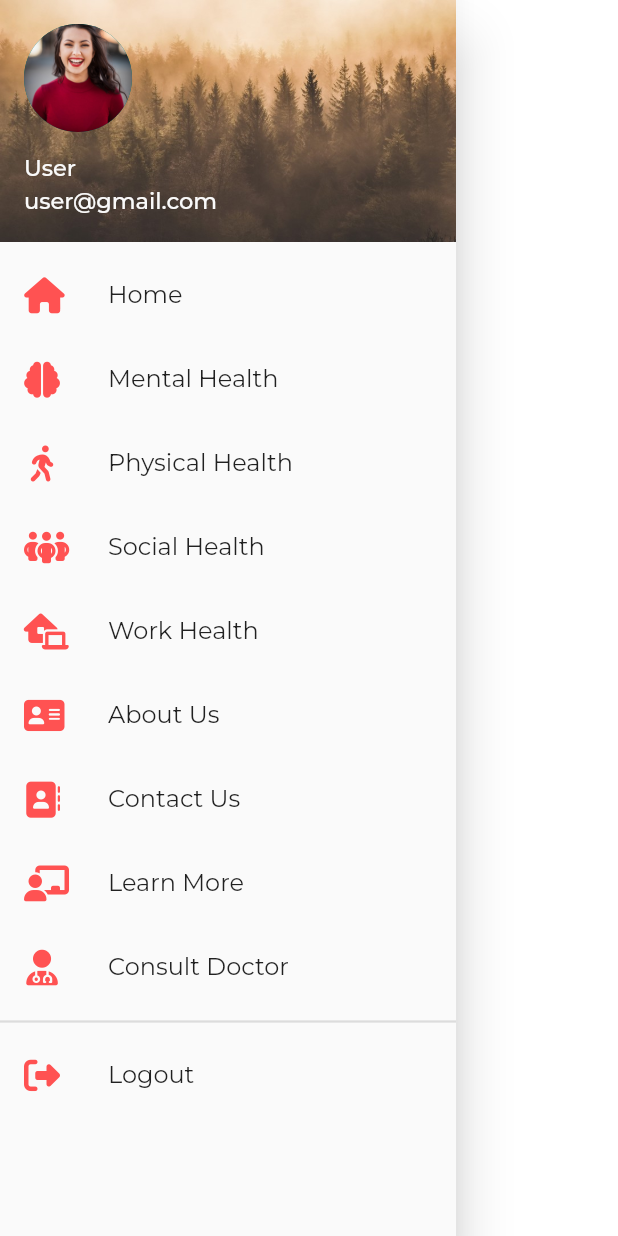
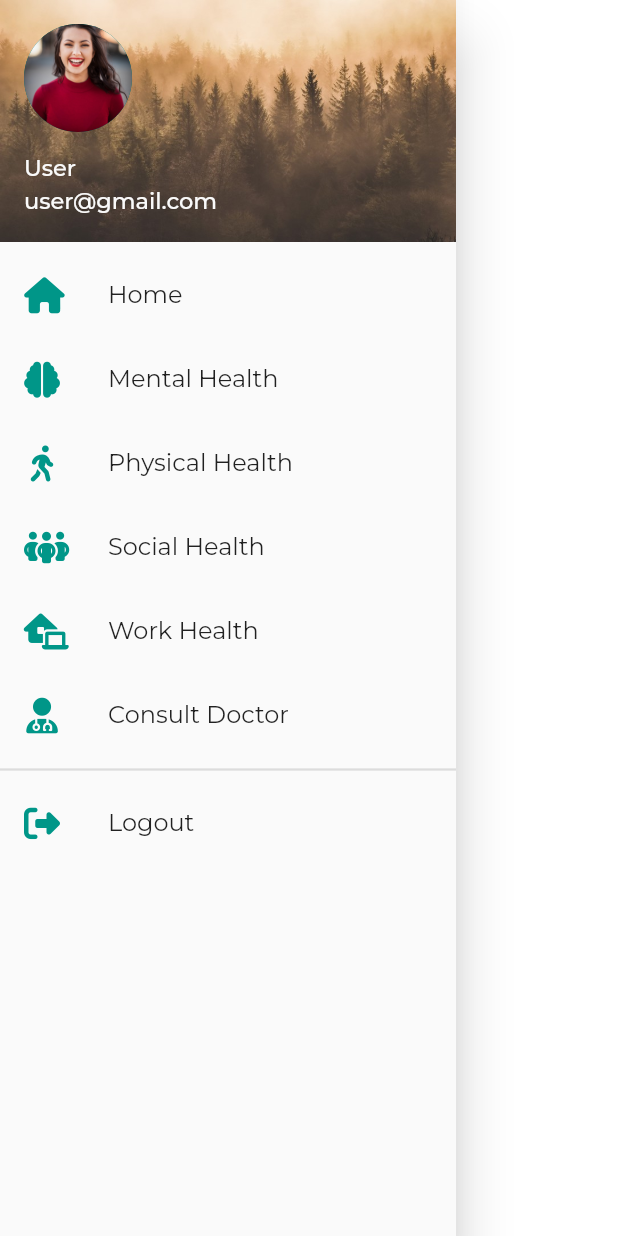
Before and after one commit to SIH-Team-Epione/Flutter-app-Epione, a Flutter app: the NavBar widget shown alone on an empty page, opened directly, on a phone screen of 412 x 824 dp. Run offline on Flutter 3.47's test engine with Material 2 defaults, Android fonts, the phone set to English and light mode, and no system bars; our stand-ins replace assets_audio_player, carousel_slider, firebase_auth, firebase_core, firebase_database, flutter_staggered_animations and 13 more; missing offline and left inert: agora_rtc_engine, dialogflow_grpc, flutter_email_sender, heart_bpm, maps_launcher, sound_stream and 2 more; accounts and stored records are empty; project files that could hold a hidden picture were left out.

Commit message:
changed icon color and added route in hamburger menu

```diff
--- a/lib/screens/hamburger_menu.dart
+++ b/lib/screens/hamburger_menu.dart
@@ -9,11 +9,10 @@ class NavBar extends StatefulWidget {
 }
 
 class _NavBarState extends State<NavBar> {
-  Color activeColor = Color(0xFFf6d6d7);
-
+  Color activeColor = Color(0xFFe0f4f0);
   Color inactiveColor = Color(0xFFfafafa);
-
   Color textColor = Color(0xFF000000);
+  Color iconClr = Colors.teal;
 
   List<bool> selected_opt = [
     false,
@@ -83,7 +82,7 @@ class _NavBarState extends State<NavBar> {
             selectedTileColor: activeColor,
             leading: Icon(
               FontAwesomeIcons.house,
-              color: Color(0xFFFF5252),
+              color: iconClr,
               size: 24,
             ),
             title: Text('Home'),
@@ -103,7 +102,7 @@ class _NavBarState extends State<NavBar> {
             selectedTileColor: activeColor,
             leading: Icon(
               FontAwesomeIcons.brain,
-              color: Color(0xFFFF5252),
+              color: iconClr,
               size: 24,
             ),
             title: Text('Mental Health'),
@@ -112,7 +111,7 @@ class _NavBarState extends State<NavBar> {
                 setState(() {
                   textColor = Color(0xFF000000);
                   set_opt(1);
-                  Navigator.pushNamed(context, '/');
+                  Navigator.pushNamed(context, '/mental_health_home');
                 });
               }
             },
@@ -123,7 +122,7 @@ class _NavBarState extends State<NavBar> {
             selectedTileColor: activeColor,
             leading: Icon(
               FontAwesomeIcons.personWalking,
-              color: Color(0xFFFF5252),
+              color: iconClr,
               size: 24,
             ),
             title: Text('Physical Health'),
@@ -132,7 +131,7 @@ class _NavBarState extends State<NavBar> {
                 setState(() {
                   textColor = Color(0xFF000000);
                   set_opt(2);
-                  Navigator.pushNamed(context, '/');
+                  Navigator.pushNamed(context, '/physical_health_home');
                 });
               }
             },
@@ -143,17 +142,19 @@ class _NavBarState extends State<NavBar> {
             selectedTileColor: activeColor,
             leading: Icon(
               FontAwesomeIcons.peopleGroup,
-              color: Color(0xFFFF5252),
+              color: iconClr,
               size: 24,
             ),
             title: Text("Social Health"),
             onTap: () {
               if (!selected_opt[3]) {
-                setState(() {
-                  textColor = Color(0xFF000000);
-                  set_opt(3);
-                  Navigator.pushNamed(context, '/');
-                });
+                setState(
+                  () {
+                    textColor = Color(0xFF000000);
+                    set_opt(3);
+                    Navigator.pushNamed(context, '/social_health_home');
+                  },
+                );
               }
             },
           ),
@@ -163,7 +164,7 @@ class _NavBarState extends State<NavBar> {
             selectedTileColor: activeColor,
             leading: Icon(
               FontAwesomeIcons.houseLaptop,
-              color: Color(0xFFFF5252),
+              color: iconClr,
               size: 24,
             ),
             title: Text("Work Health"),
@@ -172,78 +173,78 @@ class _NavBarState extends State<NavBar> {
                 setState(() {
                   textColor = Color(0xFF000000);
                   set_opt(4);
-                  Navigator.pushNamed(context, '/');
+                  Navigator.pushNamed(context, '/work_health_home');
                 });
               }
             },
           ),
-          ListTile(
-            tileColor: inactiveColor,
-            selected: selected_opt[5],
-            selectedTileColor: activeColor,
-            leading: Icon(
-              FontAwesomeIcons.solidAddressCard,
-              color: Color(0xFFFF5252),
-              size: 24,
-            ),
-            title: Text("About Us"),
-            onTap: () {
-              if (!selected_opt[5]) {
-                setState(() {
-                  textColor = Color(0xFF000000);
-                  set_opt(5);
-                  Navigator.pushNamed(context, '/');
-                });
-              }
-            },
-          ),
-          ListTile(
-            tileColor: inactiveColor,
-            selected: selected_opt[6],
-            selectedTileColor: activeColor,
-            leading: Icon(
-              FontAwesomeIcons.solidAddressBook,
-              color: Color(0xFFFF5252),
-              size: 24,
-            ),
-            title: Text("Contact Us"),
-            onTap: () {
-              if (!selected_opt[6]) {
-                setState(() {
-                  textColor = Color(0xFF000000);
-                  set_opt(6);
-                  Navigator.pushNamed(context, '/');
-                });
-              }
-            },
-          ),
-          ListTile(
-            tileColor: inactiveColor,
-            selected: selected_opt[7],
-            selectedTileColor: activeColor,
-            leading: Icon(
-              FontAwesomeIcons.chalkboardUser,
-              color: Color(0xFFFF5252),
-              size: 24,
-            ),
-            title: Text('Learn More'),
-            onTap: () {
-              if (!selected_opt[7]) {
-                setState(() {
-                  textColor = Color(0xFF000000);
-                  set_opt(7);
-                  Navigator.pushNamed(context, '/');
-                });
-              }
-            },
-          ),
+          // ListTile(
+          //   tileColor: inactiveColor,
+          //   selected: selected_opt[5],
+          //   selectedTileColor: activeColor,
+          //   leading: Icon(
+          //     FontAwesomeIcons.solidAddressCard,
+          //     color: iconClr,
+          //     size: 24,
+          //   ),
+          //   title: Text("About Us"),
+          //   onTap: () {
+          //     if (!selected_opt[5]) {
+          //       setState(() {
+          //         textColor = Color(0xFF000000);
+          //         set_opt(5);
+          //         Navigator.pushNamed(context, '/');
+          //       });
+          //     }
+          //   },
+          // ),
+          // ListTile(
+          //   tileColor: inactiveColor,
+          //   selected: selected_opt[6],
+          //   selectedTileColor: activeColor,
+          //   leading: Icon(
+          //     FontAwesomeIcons.solidAddressBook,
+          //     color: iconClr,
+          //     size: 24,
+          //   ),
+          //   title: Text("Contact Us"),
+          //   onTap: () {
+          //     if (!selected_opt[6]) {
+          //       setState(() {
+          //         textColor = Color(0xFF000000);
+          //         set_opt(6);
+          //         Navigator.pushNamed(context, '/');
+          //       });
+          //     }
+          //   },
+          // ),
+          // ListTile(
+          //   tileColor: inactiveColor,
+          //   selected: selected_opt[7],
+          //   selectedTileColor: activeColor,
+          //   leading: Icon(
+          //     FontAwesomeIcons.chalkboardUser,
+          //     color: iconClr,
+          //     size: 24,
+          //   ),
+          //   title: Text('Learn More'),
+          //   onTap: () {
+          //     if (!selected_opt[7]) {
+          //       setState(() {
+          //         textColor = Color(0xFF000000);
+          //         set_opt(7);
+          //         Navigator.pushNamed(context, '/');
+          //       });
+          //     }
+          //   },
+          // ),
           ListTile(
             tileColor: inactiveColor,
             selected: selected_opt[8],
             selectedTileColor: activeColor,
             leading: Icon(
               FontAwesomeIcons.userDoctor,
-              color: Color(0xFFFF5252),
+              color: iconClr,
               size: 24,
             ),
             title: Text('Consult Doctor'),
@@ -252,7 +253,7 @@ class _NavBarState extends State<NavBar> {
                 setState(() {
                   textColor = Color(0xFF000000);
                   set_opt(8);
-                  Navigator.pushNamed(context, '/');
+                  Navigator.pushNamed(context, '/doctor_consultation');
                 });
               }
             },
@@ -266,7 +267,7 @@ class _NavBarState extends State<NavBar> {
             selectedTileColor: activeColor,
             leading: Icon(
               FontAwesomeIcons.rightFromBracket,
-              color: Color(0xFFFF5252),
+              color: iconClr,
               size: 24,
             ),
             title: Text('Logout'),
--- a/pubspec.yaml
+++ b/pubspec.yaml
@@ -49,7 +49,6 @@ dependencies:
   change_app_package_name: ^1.1.0
   firebase_auth: ^3.6.3
   google_sign_in: ^5.4.1
-  font_awesome_flutter: ^10.1.0
   provider: ^6.0.3
   youtube_player_flutter: ^8.1.0
   sound_stream: ^0.3.0
```
Also changed, not shown: lib/main.dart (+37 -23 lines).
